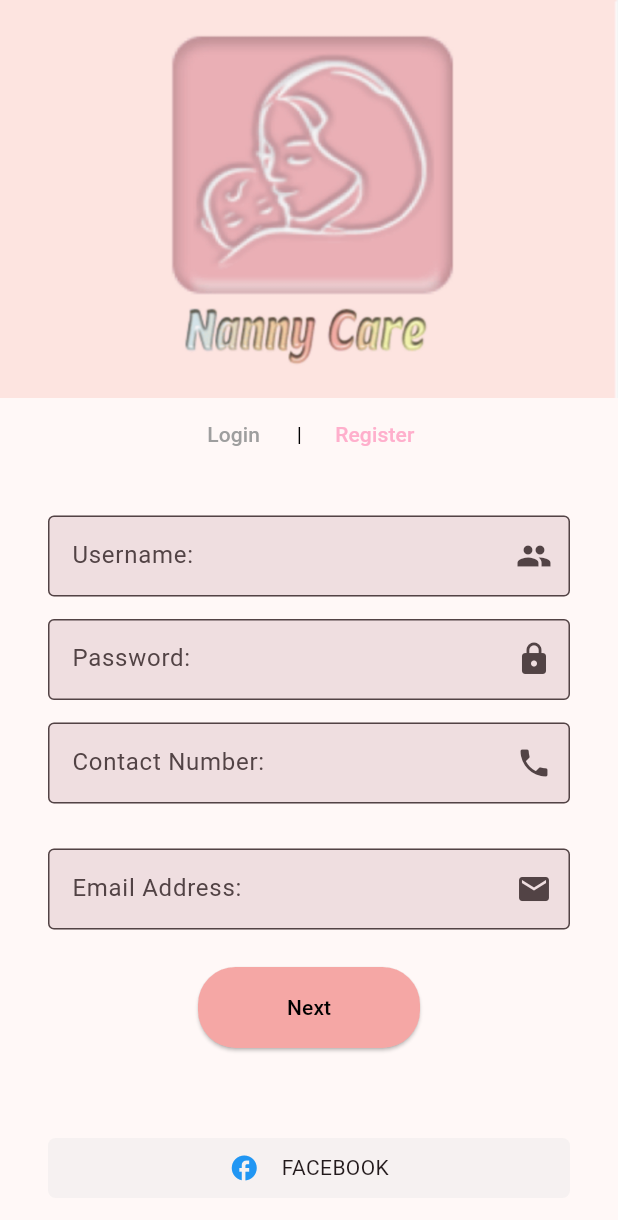
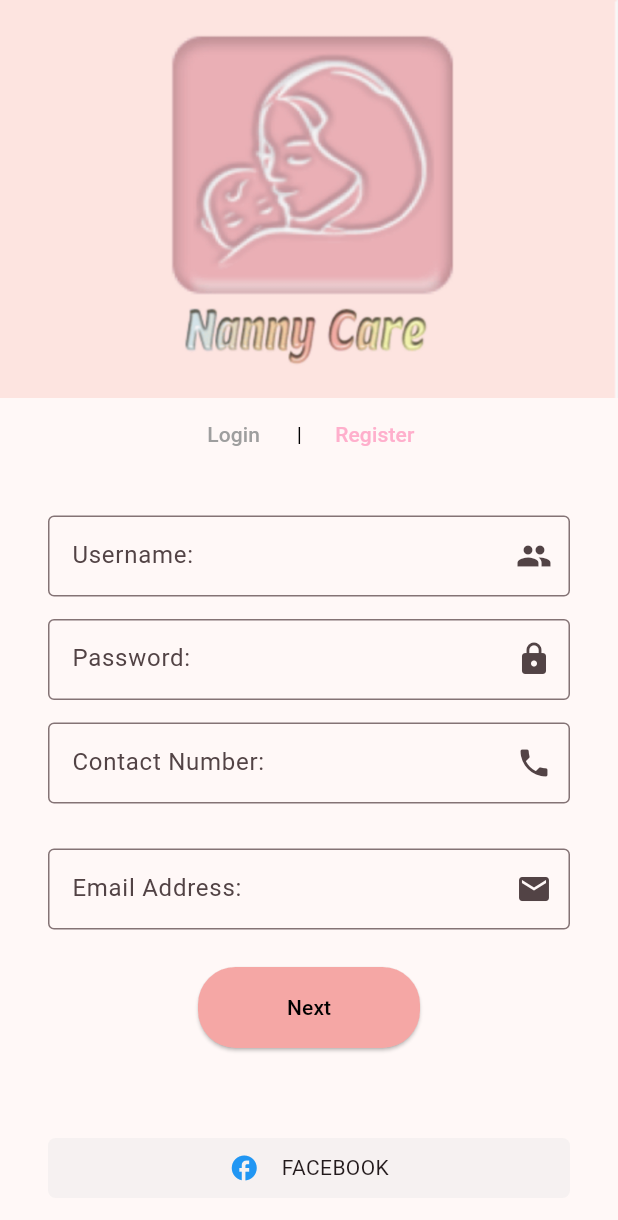
Before and after one commit to LAJulia01/Flutter-Final-Project, a Flutter app: the RegisterPage screen opened directly, on a phone screen of 412 x 824 dp. Shown: the top 1220 px of the screen. Run offline on Flutter 3.47's test engine with Material 3 defaults, Android fonts, the phone set to English and light mode, and no system bars; our stand-ins replace dio, file_picker, firebase_core, geolocator, google_maps_flutter, image_picker and 1 more; missing offline and left inert: flutter_polyline_points; accounts and stored records are empty.

Commit message:
v4 as of 11/15/24
11:18am

```diff
--- a/lib/main.dart
+++ b/lib/main.dart
@@ -1,7 +1,5 @@
 import 'package:flutter/material.dart';
-import 'package:module2_4_lab_exercise/firebaseconnection.dart';
 import 'package:firebase_core/firebase_core.dart';
-import 'package:module2_4_lab_exercise/models/location_mapscreen.dart';
 import 'package:module2_4_lab_exercise/models/loginpage.dart';
 import 'firebase_options.dart';
 
@@ -25,7 +23,7 @@ class MyApp extends StatelessWidget {
         colorSchemeSeed: Color(0xffFFC1CC),
         useMaterial3: true,
       ),
-      home: const GoogleMapsPage(),
+      home: const LoginPage(),
     );
   }
 }
--- a/lib/main1.dart
+++ b/lib/main1.dart
@@ -1,6 +1,5 @@
 import 'package:flutter/material.dart';
 import 'package:module2_4_lab_exercise/firebaseconnection.dart';
-import 'package:module2_4_lab_exercise/utils/authen_page.dart';
 import 'package:firebase_core/firebase_core.dart';
 import 'firebase_options.dart';
 
--- a/lib/models/registerscreen.dart
+++ b/lib/models/registerscreen.dart
@@ -2,7 +2,8 @@ import 'package:flutter/material.dart';
 import 'package:module2_4_lab_exercise/models/location_mapscreen.dart';
 import 'package:module2_4_lab_exercise/models/loginpage.dart';
 import 'package:module2_4_lab_exercise/utils/customButton.dart';
-import 'package:module2_4_lab_exercise/utils/customTextField.dart';
+
+import 'package:module2_4_lab_exercise/widget/custom_textfield.dart';
 
 class RegisterPage extends StatefulWidget {
   const RegisterPage({super.key});
--- /dev/null
+++ b/lib/widget/custom_textfield.dart
@@ -0,0 +1,38 @@
+import 'package:flutter/material.dart';
+
+class CustomTextField extends StatefulWidget {
+  const CustomTextField({
+    super.key,
+    required this.obscureText,
+    required this.controller,
+    required this.hintText,
+    required this.icon,
+  });
+
+  final bool obscureText;
+  final TextEditingController controller;
+  final String hintText;
+  final IconData icon;
+
+  @override
+  State<CustomTextField> createState() => CcustomTextFieldState();
+}
+
+class CcustomTextFieldState extends State<CustomTextField> {
+  @override
+  Widget build(BuildContext context) {
+    return SizedBox(
+      height: 54,
+      child: TextField(
+          obscureText: widget.obscureText,
+          controller: widget.controller,
+          decoration: InputDecoration(
+              border: const OutlineInputBorder(),
+              hintText: widget.hintText,
+              suffixIcon: Icon(
+                widget.icon,
+                size: 24,
+              ))),
+    );
+  }
+}
```
